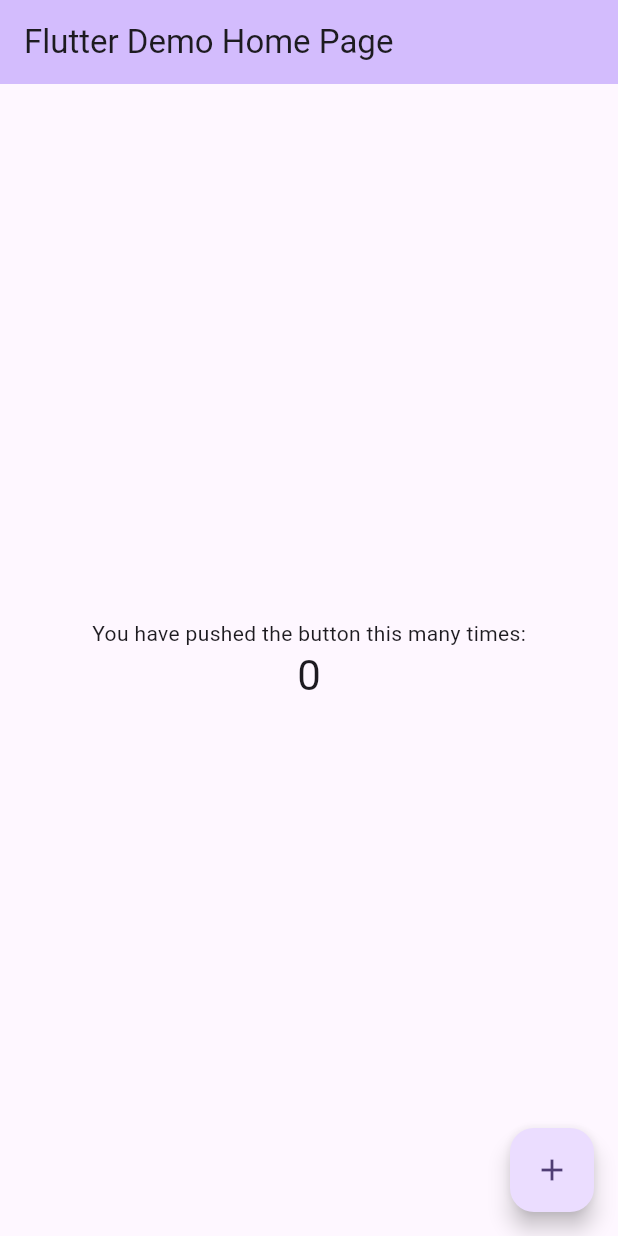
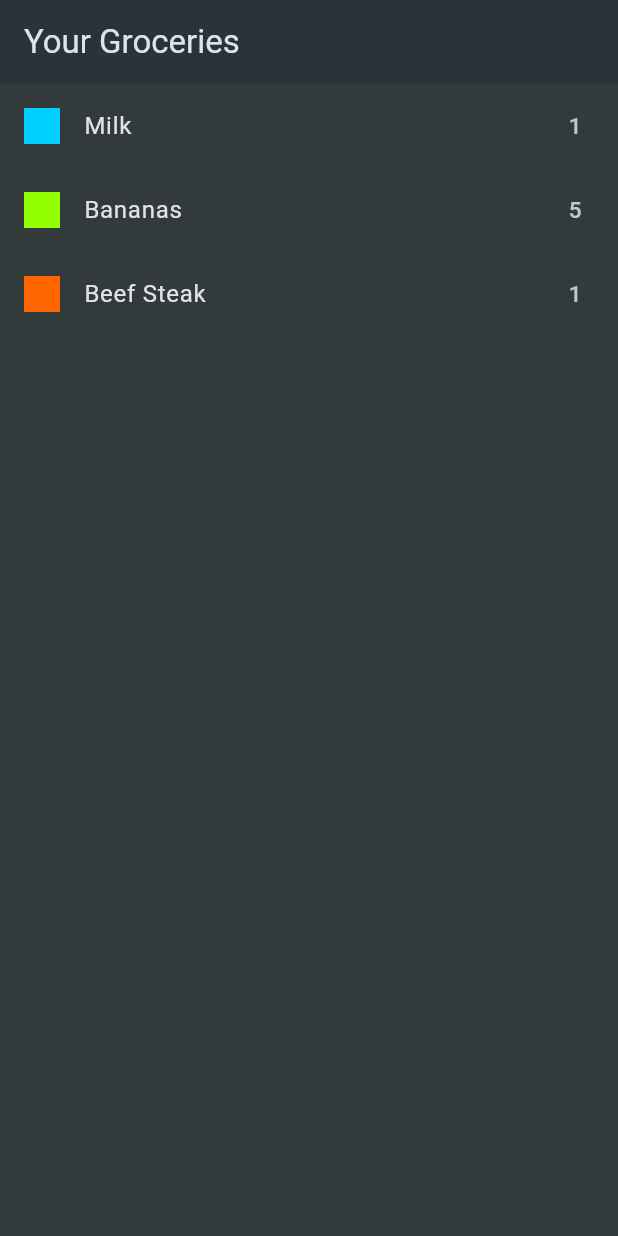
Before and after one commit to vamuigua/REstock, a Flutter app: the screen it shows after launch, on a phone screen of 412 x 824 dp. Run offline on Flutter 3.47's test engine with Material 3 defaults, Android fonts, the phone set to English and light mode, and no system bars.

Commit message:
update(shopping): config models and UI for item categories

```diff
--- /dev/null
+++ b/lib/data/dummy_items.dart
@@ -0,0 +1,21 @@
+import 'package:shopping_list/models/grocery_item.dart';
+import 'package:shopping_list/models/category.dart';
+import 'package:shopping_list/data/categories.dart';
+
+final groceryItems = [
+  GroceryItem(
+      id: 'a',
+      name: 'Milk',
+      quantity: 1,
+      category: categories[Categories.dairy]!),
+  GroceryItem(
+      id: 'b',
+      name: 'Bananas',
+      quantity: 5,
+      category: categories[Categories.fruit]!),
+  GroceryItem(
+      id: 'c',
+      name: 'Beef Steak',
+      quantity: 1,
+      category: categories[Categories.meat]!),
+];
--- a/lib/main.dart
+++ b/lib/main.dart
@@ -1,4 +1,5 @@
 import 'package:flutter/material.dart';
+import 'package:shopping_list/widget/grocery_list.dart';
 
 void main() {
   runApp(const MyApp());
@@ -7,119 +8,19 @@ void main() {
 class MyApp extends StatelessWidget {
   const MyApp({super.key});
 
-  // This widget is the root of your application.
   @override
   Widget build(BuildContext context) {
     return MaterialApp(
-      title: 'Flutter Demo',
-      theme: ThemeData(
-        // This is the theme of your application.
-        //
-        // TRY THIS: Try running your application with "flutter run". You'll see
-        // the application has a purple toolbar. Then, without quitting the app,
-        // try changing the seedColor in the colorScheme below to Colors.green
-        // and then invoke "hot reload" (save your changes or press the "hot
-        // reload" button in a Flutter-supported IDE, or press "r" if you used
-        // the command line to start the app).
-        //
-        // Notice that the counter didn't reset back to zero; the application
-        // state is not lost during the reload. To reset the state, use hot
-        // restart instead.
-        //
-        // This works for code too, not just values: Most code changes can be
-        // tested with just a hot reload.
-        colorScheme: ColorScheme.fromSeed(seedColor: Colors.deepPurple),
-        useMaterial3: true,
+      title: 'Shopping List',
+      theme: ThemeData.dark().copyWith(
+        colorScheme: ColorScheme.fromSeed(
+          seedColor: const Color.fromARGB(255, 147, 229, 250),
+          brightness: Brightness.dark,
+          surface: const Color.fromARGB(255, 42, 51, 59),
+        ),
+        scaffoldBackgroundColor: const Color.fromARGB(255, 50, 58, 60),
       ),
-      home: const MyHomePage(title: 'Flutter Demo Home Page'),
+      home: const GroceryList()
     );
   }
 }
-
-class MyHomePage extends StatefulWidget {
-  const MyHomePage({super.key, required this.title});
-
-  // This widget is the home page of your application. It is stateful, meaning
-  // that it has a State object (defined below) that contains fields that affect
-  // how it looks.
-
-  // This class is the configuration for the state. It holds the values (in this
-  // case the title) provided by the parent (in this case the App widget) and
-  // used by the build method of the State. Fields in a Widget subclass are
-  // always marked "final".
-
-  final String title;
-
-  @override
-  State<MyHomePage> createState() => _MyHomePageState();
-}
-
-class _MyHomePageState extends State<MyHomePage> {
-  int _counter = 0;
-
-  void _incrementCounter() {
-    setState(() {
-      // This call to setState tells the Flutter framework that something has
-      // changed in this State, which causes it to rerun the build method below
-      // so that the display can reflect the updated values. If we changed
-      // _counter without calling setState(), then the build method would not be
-      // called again, and so nothing would appear to happen.
-      _counter++;
-    });
-  }
-
-  @override
-  Widget build(BuildContext context) {
-    // This method is rerun every time setState is called, for instance as done
-    // by the _incrementCounter method above.
-    //
-    // The Flutter framework has been optimized to make rerunning build methods
-    // fast, so that you can just rebuild anything that needs updating rather
-    // than having to individually change instances of widgets.
-    return Scaffold(
-      appBar: AppBar(
-        // TRY THIS: Try changing the color here to a specific color (to
-        // Colors.amber, perhaps?) and trigger a hot reload to see the AppBar
-        // change color while the other colors stay the same.
-        backgroundColor: Theme.of(context).colorScheme.inversePrimary,
-        // Here we take the value from the MyHomePage object that was created by
-        // the App.build method, and use it to set our appbar title.
-        title: Text(widget.title),
-      ),
-      body: Center(
-        // Center is a layout widget. It takes a single child and positions it
-        // in the middle of the parent.
-        child: Column(
-          // Column is also a layout widget. It takes a list of children and
-          // arranges them vertically. By default, it sizes itself to fit its
-          // children horizontally, and tries to be as tall as its parent.
-          //
-          // Column has various properties to control how it sizes itself and
-          // how it positions its children. Here we use mainAxisAlignment to
-          // center the children vertically; the main axis here is the vertical
-          // axis because Columns are vertical (the cross axis would be
-          // horizontal).
-          //
-          // TRY THIS: Invoke "debug painting" (choose the "Toggle Debug Paint"
-          // action in the IDE, or press "p" in the console), to see the
-          // wireframe for each widget.
-          mainAxisAlignment: MainAxisAlignment.center,
-          children: <Widget>[
-            const Text(
-              'You have pushed the button this many times:',
-            ),
-            Text(
-              '$_counter',
-              style: Theme.of(context).textTheme.headlineMedium,
-            ),
-          ],
-        ),
-      ),
-      floatingActionButton: FloatingActionButton(
-        onPressed: _incrementCounter,
-        tooltip: 'Increment',
-        child: const Icon(Icons.add),
-      ), // This trailing comma makes auto-formatting nicer for build methods.
-    );
-  }
-}
--- /dev/null
+++ b/lib/widget/grocery_list.dart
@@ -0,0 +1,33 @@
+import 'package:flutter/material.dart';
+
+import 'package:shopping_list/data/dummy_items.dart';
+
+class GroceryList extends StatelessWidget {
+  const GroceryList({super.key});
+
+  @override
+  Widget build(BuildContext context) {
+    return Scaffold(
+      appBar: AppBar(
+        title: const Text('Your Groceries'),
+      ),
+      body: ListView.builder(
+        itemCount: groceryItems.length,
+        itemBuilder: (ctx, index) {
+          return ListTile(
+            leading: Container(
+              width: 24,
+              height: 24,
+              color: groceryItems[index].category.color,
+            ),
+            title: Text(groceryItems[index].name),
+            trailing: Text(
+              groceryItems[index].quantity.toString(),
+              style: const TextStyle(fontSize: 15.0),
+            ),
+          );
+        },
+      ),
+    );
+  }
+}
```
Also changed, not shown: lib/data/categories.dart (added, +46 -0 lines), lib/models/category.dart (added, +24 -0 lines), lib/models/grocery_item.dart (added, +15 -0 lines).
